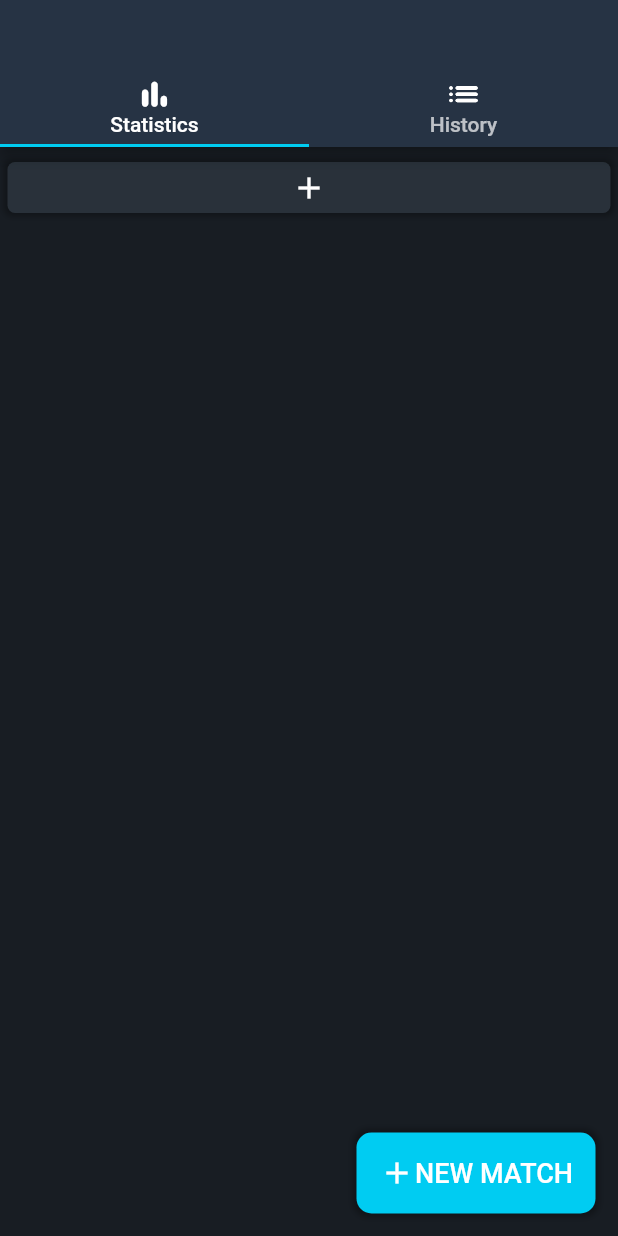
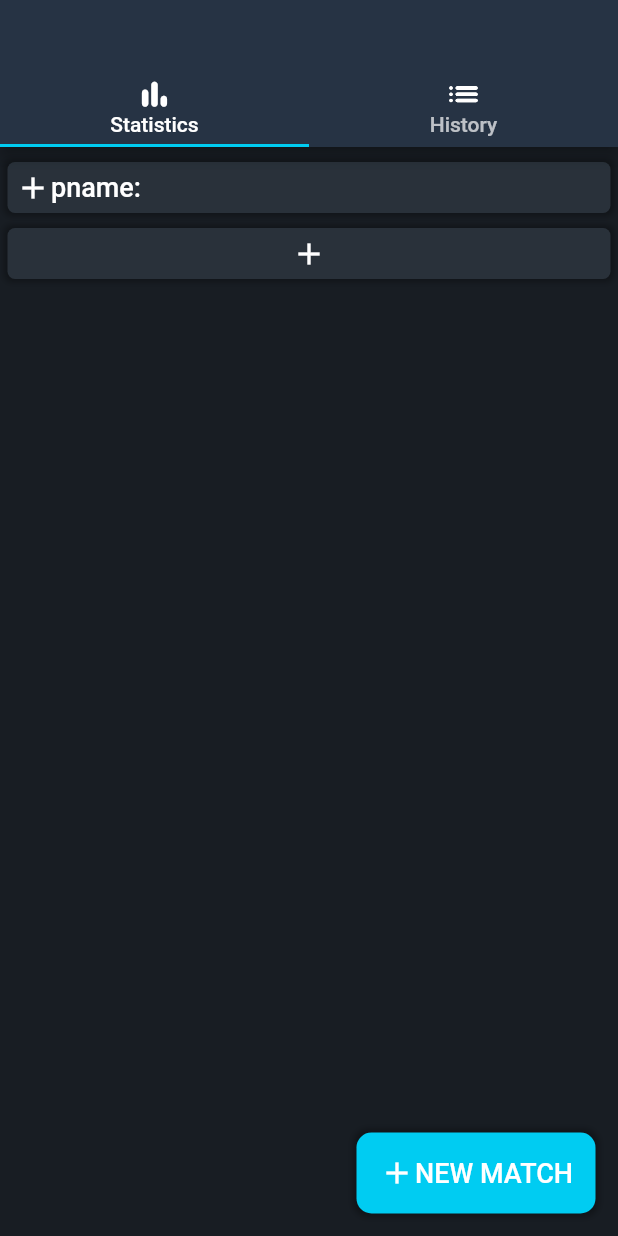
Before and after one commit to Spatenfe/schafkopf_app, a Flutter app: the screen it shows after launch, after a tap on the "add" icon, on a phone screen of 412 x 824 dp. Run offline on Flutter 3.47's test engine with Material 2 defaults, Android fonts, the phone set to English and light mode, and no system bars; statements that could not run were skipped.

Commit message:
playerbar adding

```diff
--- a/lib/main.dart
+++ b/lib/main.dart
@@ -8,6 +8,7 @@ void main() {
 }
 
 class SchafkopfCal extends StatelessWidget {
+  final GlobalKey <STabBarState> key = GlobalKey<STabBarState>();
   double iconSize = 25;
   Color iconColor = Colors.white;
   @override
@@ -43,7 +44,6 @@ class SchafkopfCal extends StatelessWidget {
           ),
         ));
   }
-
   @override
   State<StatefulWidget> createState() {
     // TODO: implement createState
--- a/lib/saddplayerbutton.dart
+++ b/lib/saddplayerbutton.dart
@@ -1,16 +1,21 @@
 import 'package:flutter/cupertino.dart';
 import 'package:flutter/material.dart';
 import 'package:schafkopf_app/finised/shadow.dart';
+import 'package:schafkopf_app/main.dart';
 import 'package:schafkopf_app/splayerbar.dart';
 import 'package:schafkopf_app/stabbar.dart';
 
 class SAddPlayerButton extends StatelessWidget {
   Color playerbar = Color(0xFF29313A);
+  STabBarState temp;
+  SAddPlayerButton(STabBarState temp){
+    this.temp = temp;
+  }
   @override
   Widget build(BuildContext context) {
     return InkWell(
       onTap: () {
-        action();
+        this.temp.addPlayerBar(SPlayerBar("pname"));
       },
       splashColor: Colors.transparent,
       highlightColor: Colors.transparent,
@@ -31,8 +36,4 @@ class SAddPlayerButton extends StatelessWidget {
     );
   }
 
-  action() {
-    print("add");
-    STabBar.playerlist.add(SPlayerBar("Player1"));
-  }
 }
--- a/lib/stabbar.dart
+++ b/lib/stabbar.dart
@@ -3,23 +3,36 @@ import 'package:flutter/material.dart';
 import 'package:schafkopf_app/saddplayerbutton.dart';
 import 'package:schafkopf_app/splayerbar.dart';
 
-class STabBar extends StatelessWidget {
-  @override
-  List<String> playername;
+class STabBar extends StatefulWidget {
   static List<SPlayerBar> playerlist = new List<SPlayerBar>();
   double iconSize;
   Color tabColor;
   Color iconColor;
   List<Tab> tabs_header = <Tab>[];
-  //SPageStats lsit = SPageStats();
   TextStyle headline1;
   STabBar(Color color, double iSize, Color iColor, TextStyle hline1) {
     tabColor = color;
     iconSize = iSize;
-    print("ALARM: " + iSize.toString());
     iconColor = iColor;
     headline1 = headline1;
+  }
+  @override
+  STabBarState createState() => STabBarState(tabColor, iconSize, iconColor, headline1, playerlist);
+}
 
+class STabBarState extends State<STabBar> {
+  List<SPlayerBar> playerlist = new List<SPlayerBar>();
+  double iconSize;
+  Color tabColor;
+  Color iconColor;
+  List<Tab> tabs_header = <Tab>[];
+  TextStyle headline1;
+  STabBarState(Color color, double iSize, Color iColor, TextStyle hline1, List<SPlayerBar> playerlist) {
+    tabColor = color;
+    iconSize = iSize;
+    iconColor = iColor;
+    headline1 = headline1;
+    this.playerlist = playerlist;
     tabs_header =[
       Tab(
         child: Column(
@@ -53,12 +66,22 @@ class STabBar extends StatelessWidget {
       ),
     ];
   }
-  List<Tab> tabs_content = <Tab>[
+  addPlayerBar(SPlayerBar newBar){
+    setState(() {
+      playerlist.add(newBar);
+    });
+  }
+  @override
+  Widget build(BuildContext context) {
+    int test = playerlist.length;
+    print("ALARM0123");
+    print(playerlist.length.toString());
+    List<Tab> tabs_content = <Tab>[
     Tab(
       child: Column(
         children: [
           for (var item in playerlist) item,
-          new SAddPlayerButton(),
+          new SAddPlayerButton(this),
         ],
         )
     ),
@@ -66,8 +89,6 @@ class STabBar extends StatelessWidget {
       text: "second tab",
     ),
   ];
-
-  Widget build(BuildContext context) {
     return DefaultTabController(
       length: 2,
       // The Builder widget is used to have a different BuildContext to access
@@ -100,10 +121,4 @@ class STabBar extends StatelessWidget {
       }),
     );
   }
-
-  @override
-  State<StatefulWidget> createState() {
-    // TODO: implement createState
-    throw UnimplementedError();
-  }
 }
```
